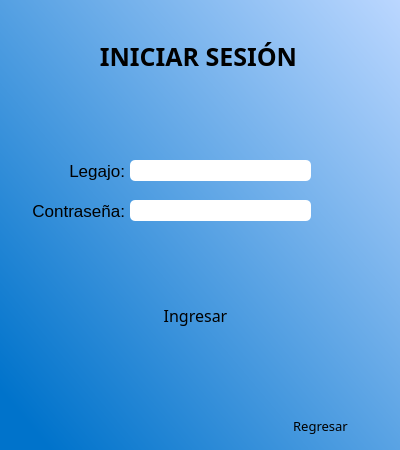
The window that designer/login.ui (LeonelScalise/EDDYPOO-REY_V2.0) describes before a commit, drawn with Qt 5.
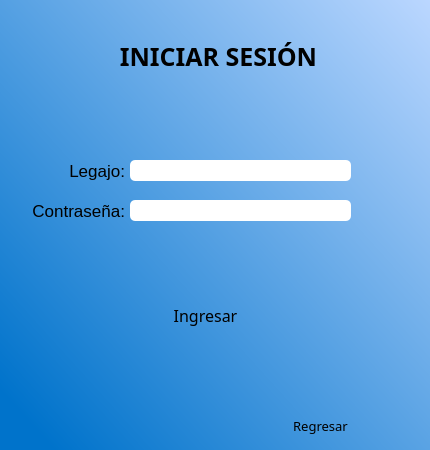
The same window after the commit.

Commit message: interfaz (diseño) admin terminada

The edit to the form file:
```diff
--- a/designer/login.ui
+++ b/designer/login.ui
@@ -9,19 +9,19 @@
    <rect>
     <x>0</x>
     <y>0</y>
-    <width>400</width>
+    <width>430</width>
     <height>450</height>
    </rect>
   </property>
   <property name="minimumSize">
    <size>
-    <width>400</width>
+    <width>430</width>
     <height>450</height>
    </size>
   </property>
   <property name="maximumSize">
    <size>
-    <width>400</width>
+    <width>430</width>
     <height>450</height>
    </size>
   </property>
@@ -44,7 +44,7 @@
    <widget class="QLabel" name="label">
     <property name="geometry">
      <rect>
-      <x>100</x>
+      <x>120</x>
       <y>40</y>
       <width>197</width>
       <height>33</height>
@@ -107,7 +107,7 @@
      <rect>
       <x>130</x>
       <y>160</y>
-      <width>181</width>
+      <width>221</width>
       <height>21</height>
      </rect>
     </property>
@@ -151,7 +151,7 @@
      <rect>
       <x>130</x>
       <y>200</y>
-      <width>181</width>
+      <width>221</width>
       <height>21</height>
      </rect>
     </property>
@@ -175,7 +175,7 @@
    <widget class="QPushButton" name="btn_login">
     <property name="geometry">
      <rect>
-      <x>130</x>
+      <x>140</x>
       <y>300</y>
       <width>131</width>
       <height>31</height>
@@ -264,7 +264,7 @@
      <rect>
       <x>30</x>
       <y>250</y>
-      <width>331</width>
+      <width>371</width>
       <height>16</height>
      </rect>
     </property>
@@ -280,6 +280,9 @@
     <property name="text">
      <string/>
     </property>
+    <property name="alignment">
+     <set>Qt::AlignCenter</set>
+    </property>
    </widget>
    <widget class="QLabel" name="label_tipo">
     <property name="geometry">
```
The commit also changes 4 other files.
